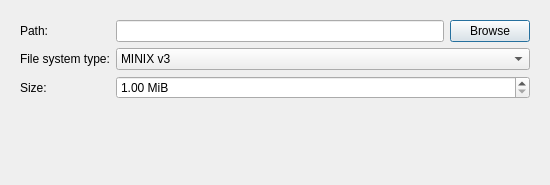
Above: src/ui/CreateFS.ui from vcastilla/Shardine before the change. Below: the same form after it.
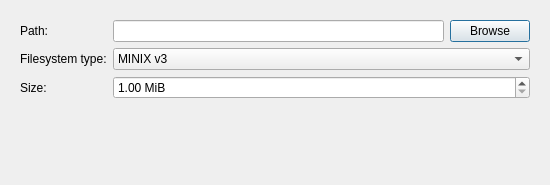
That is the form after the change.

Patch:
```diff
--- a/src/ui/CreateFS.ui
+++ b/src/ui/CreateFS.ui
@@ -47,7 +47,7 @@
       <item row="1" column="0">
        <widget class="QLabel" name="fileTypeLabel">
         <property name="text">
-         <string>File system type:</string>
+         <string>Filesystem type:</string>
         </property>
         <property name="buddy">
          <cstring>fileTypeBox</cstring>
```
Left out of the diff: 2 changed lines with no effect on the pictures.
